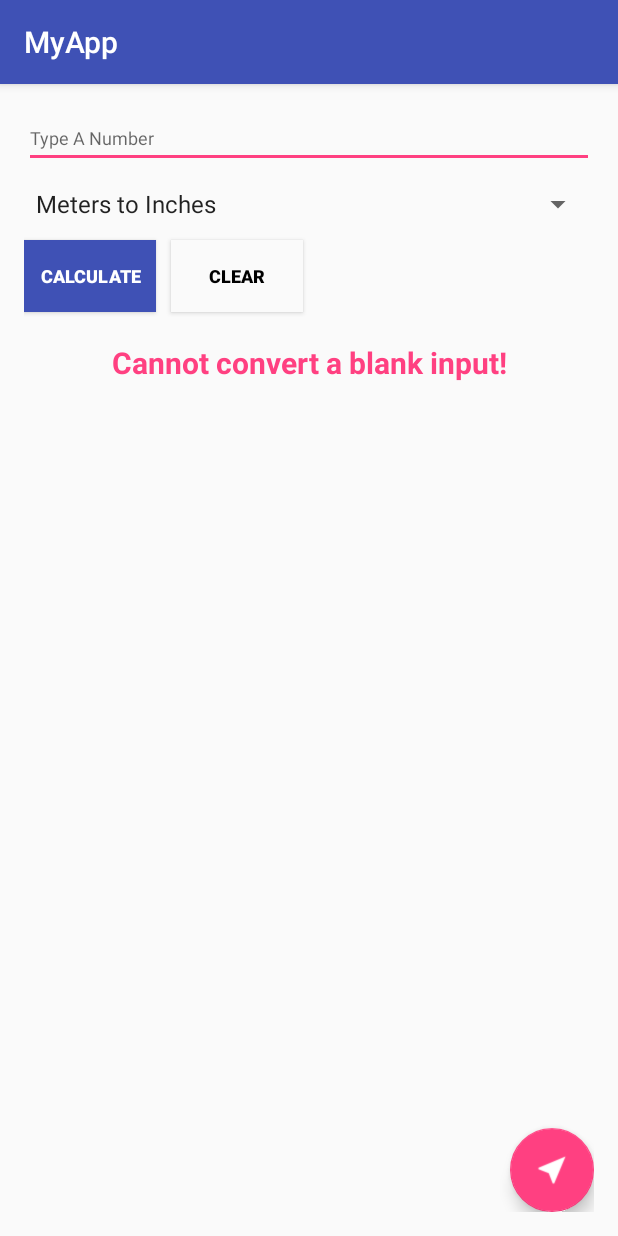
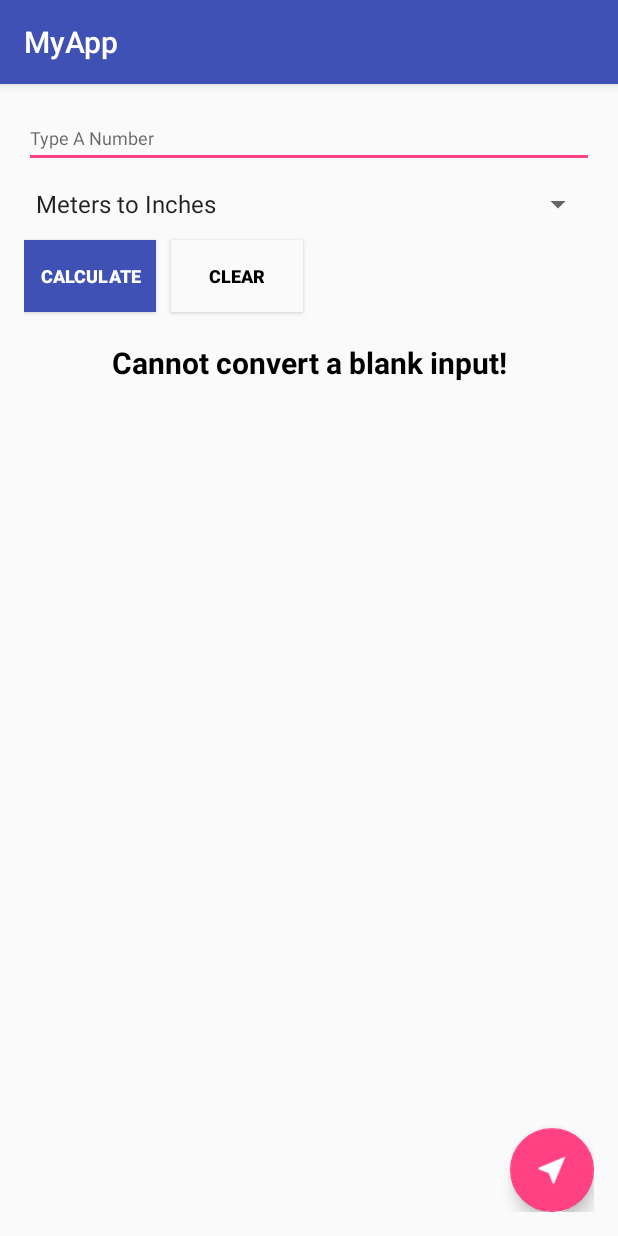
Before and after one commit to azmainadel/simple-unit-converter, an Android app: the screen it shows after launch (MainActivity), after a tap on "CALCULATE", on a phone screen of 412 x 824 dp. Run offline under Robolectric (Android 15) with nearby library versions, the phone set to English and light mode, and no system bars; our stand-ins replace ButterKnife.

Commit message:
changed output colors

```diff
--- a/app/src/main/res/layout/activity_main.xml
+++ b/app/src/main/res/layout/activity_main.xml
@@ -56,7 +56,7 @@
         android:layout_marginTop="20dp"
         android:textSize="20sp"
         android:gravity="center"
-        android:textColor="@color/colorAccent"
+        android:textColor="@color/bright_foreground_material_light"
         android:textStyle="bold"
         android:layout_below="@+id/ok_button"/>
 
@@ -68,4 +68,5 @@
         android:layout_alignParentRight="true"
         android:layout_alignParentEnd="true"
         android:src="@drawable/ic_near_me_white_24dp"/>
+
 </RelativeLayout>
```
